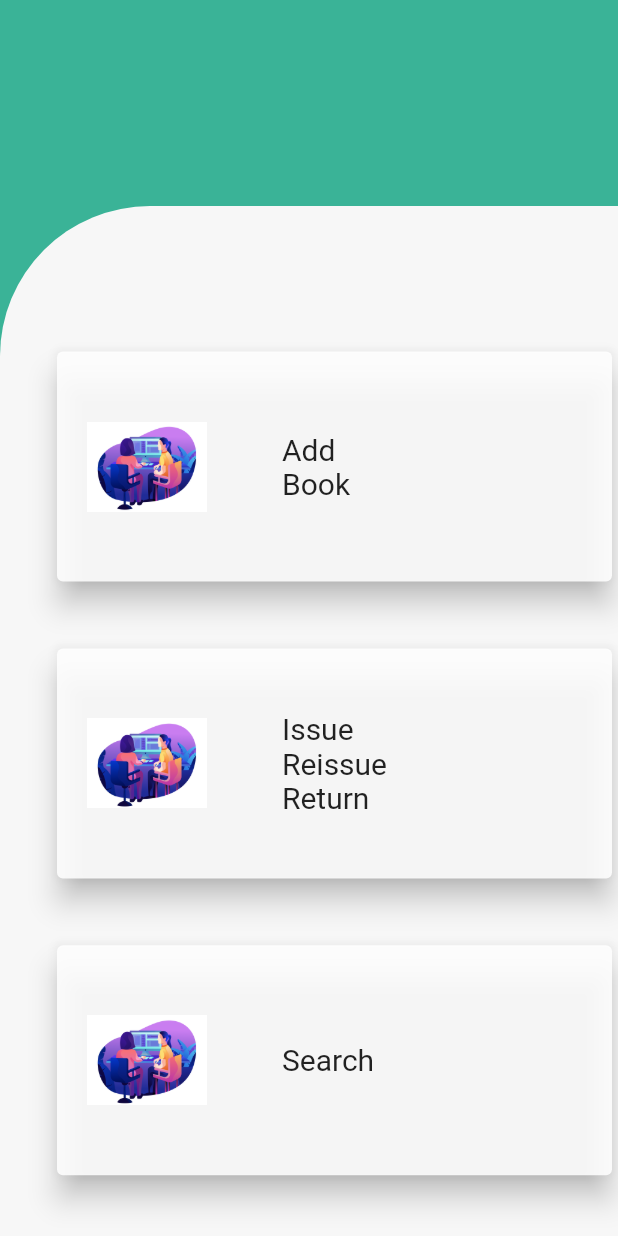
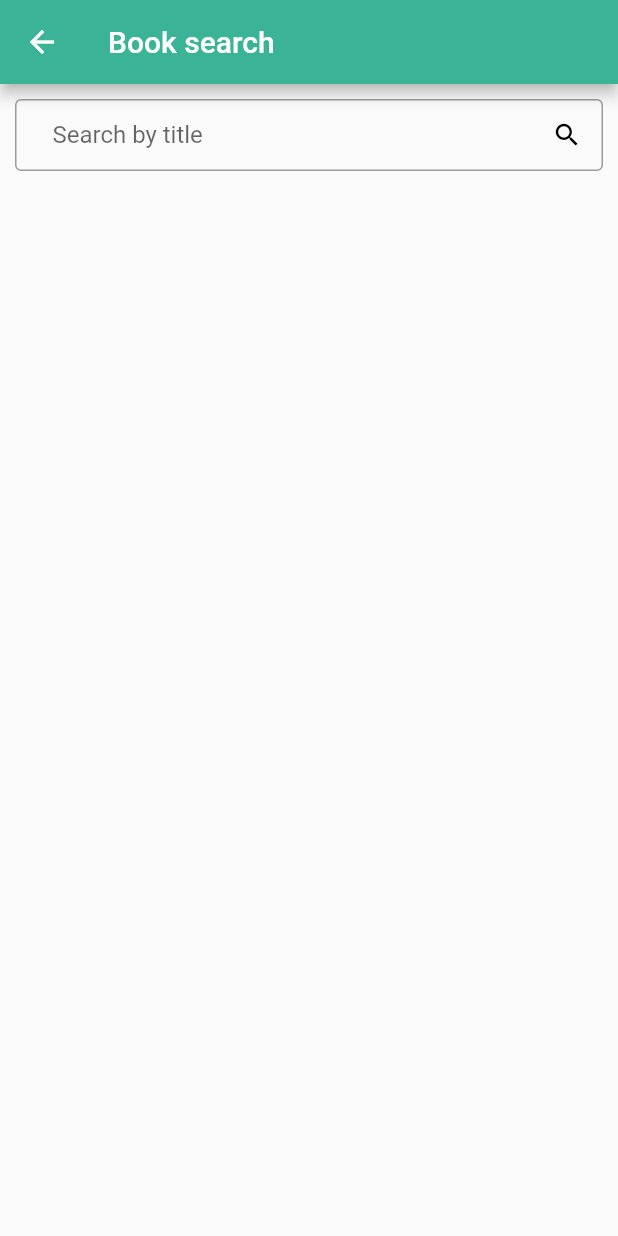
Before and after one commit to mrinal2305/Hack_2020, a Flutter app: the HomeScreen screen opened by its route, after a tap on "Search", on a phone screen of 412 x 824 dp. Run offline on Flutter 3.47's test engine with Material 2 defaults, Android fonts, the light colour scheme and no system bars; our stand-ins replace cloud_firestore, firebase_auth, flutter_speed_dial, font_awesome_flutter, modal_progress_hud; missing offline and left inert: barcode_scan; accounts and stored records are empty.

Commit message:
added search for books by title

```diff
--- a/lib/main.dart
+++ b/lib/main.dart
@@ -45,7 +45,7 @@ class MyApp extends StatelessWidget {
       theme: ThemeData(
         primarySwatch: Colors.blue,
       ),
-      initialRoute: WelcomeScreen.id,
+      initialRoute: HomeScreen.id,
       routes: {
         LoginScreen.id: (context) => LoginScreen(),
         HomeScreen.id: (context) => HomeScreen(),
@@ -53,7 +53,7 @@ class MyApp extends StatelessWidget {
         BookInput.id: (context) => BookInput(),
         IssueScreen.id: (context) => IssueScreen(),
 //        StudentInfo.id: (context) => StudentInfo(),
-//        SearchScreen.id: (context) => SearchScreen(),
+        SearchScreen.id: (context) => SearchScreen(),
         WelcomeScreen.id: (context) => WelcomeScreen(),
       },
     );
--- a/lib/screens/home_screen.dart
+++ b/lib/screens/home_screen.dart
@@ -1,5 +1,6 @@
 import 'package:flutter/cupertino.dart';
 import 'package:flutter/material.dart';
+import 'package:librarian/constants.dart';
 import 'package:librarian/screens/addScreens/add_book_screen.dart';
 import 'package:librarian/screens/issue_screen.dart';
 import 'package:librarian/screens/search_screen.dart';
@@ -13,19 +14,30 @@ class HomeScreen extends StatelessWidget {
     final data = MediaQuery.of(context);
     return SafeArea(
       child: Scaffold(
-        backgroundColor: Color(0xff3ab397),
-//        appBar: AppBar(
-//          title: Text('Home'),
-//        ),
+        backgroundColor: kPrimaryColor,
+        appBar: AppBar(
+          backgroundColor: kPrimaryColor,
+          title: Text('Home'),
+        ),
         drawer: Drawer(
           child: ListView(
             // Important: Remove any padding from the ListView.
             padding: EdgeInsets.zero,
             children: <Widget>[
               DrawerHeader(
-                child: Text('Drawer Header'),
+//                curve: Curves.easeInCubic,
                 decoration: BoxDecoration(
-                  color: Colors.blue,
+                  color: kPrimaryColor,
+                ),
+                child: Column(
+                  crossAxisAlignment: CrossAxisAlignment.start,
+                  mainAxisAlignment: MainAxisAlignment.start,
+                  children: <Widget>[
+                    Text('Drawer Header'),
+                    Flexible(
+                      child: Image.asset('images/collaboration.png'),
+                    ),
+                  ],
                 ),
               ),
               ListTile(
@@ -49,11 +61,10 @@ class HomeScreen extends StatelessWidget {
             ],
           ),
         ),
-
         body: Container(
           height: data.size.height,
           width: data.size.width,
-          margin: EdgeInsets.only(top: data.size.height / 6),
+          margin: EdgeInsets.only(top: data.size.height / 7),
           decoration: BoxDecoration(
               color: Color(0xfff7f7f7),
               borderRadius: BorderRadius.only(topLeft: Radius.circular(100))),
@@ -71,7 +82,7 @@ class HomeScreen extends StatelessWidget {
                 Navigator.pushNamed(context, IssueScreen.id);
               }, 'images/collaboration.png'),
               MyCard('Search', () {
-//                    Navigator.pushNamed(context, SearchScreen.id);
+                Navigator.pushNamed(context, SearchScreen.id);
               }, 'images/collaboration.png')
             ],
           ),
--- a/lib/screens/search_screen.dart
+++ b/lib/screens/search_screen.dart
@@ -1,153 +1,106 @@
-//import 'package:flutter/material.dart';
-//import 'package:librarian/constants.dart';
-//import 'package:firebase_database/firebase_database.dart';
-//import 'package:cloud_firestore/cloud_firestore.dart';
-//
-//class SearchScreen extends StatefulWidget {
-//  static const id = 'search_screen';
-//
-//  @override
-//  _SearchScreenState createState() => _SearchScreenState();
-//}
-//
-//class _SearchScreenState extends State<SearchScreen> {
-//  String searchQuery;
-//
-//  //FireBase related variables
-////  final db = FirebaseDatabase.instance;
-//  final databaseReference = Firestore.instance;
-//
-//  DatabaseReference bookTitleRef;
-//
-//  @override
-//  void initState() {
-//    // TODO: implement initState
-//    super.initState();
-//    bookTitleRef = FirebaseDatabase.instance.reference().child('book_title');
-//  }
-//
-//  @override
-//  Widget build(BuildContext context) {
-//    return SafeArea(
-//      child: Scaffold(
-//        backgroundColor: Color(0xfff7f7f7),
-//        appBar: AppBar(
-//          backgroundColor: Color(0xfff7f7f7),
-//          title: TextField(
-//            decoration: kTextFieldDecoration.copyWith(
-//              hintText: 'Enter book title',
-//              suffixIcon: IconButton(
-//                icon: Icon(
-//                  Icons.search,
-//                ),
-//                onPressed: () {
-//                  print(searchQuery);
-//                },
-//              ),
-//            ),
-//            onChanged: (value) {
-//              searchQuery = value;
-//            },
-//          ),
-//        ),
-//        body: ListView(
-//          children: <Widget>[
-//            LibraryBookCard(),
-//          ],
-//        ),
-//      ),
-//    );
-//  }
-//}
-//
-//class LibraryBookCard extends StatelessWidget {
-//  @override
-//  Widget build(BuildContext context) {
-//    return Container(
-//      height: 85.0,
-//      margin: EdgeInsets.all(8),
-//      child: Card(
-//        elevation: 1.0,
-//        child: GestureDetector(
-//          onTap: () {},
-//          child: Row(
-//            children: <Widget>[
-//              Image.asset(
-//                'images/collaboration.png',
-//              ),
-//              SizedBox(
-//                width: 20,
-//              ),
-//              Column(
-////                mainAxisAlignment: MainAxisAlignment.start,
-//                crossAxisAlignment: CrossAxisAlignment.start,
-//                children: <Widget>[
-//                  Text(
-//                    'Title',
-//                    style: kTitleTextStyle,
-//                  ),
-//                  Text(
-//                    'Author',
-//                  ),
-//                  Text(
-//                    'Copy Available',
-//                  ),
-//                  Text(
-//                    'Rating',
-//                  )
-//                ],
-//              ),
-//            ],
-//          ),
-//        ),
-//      ),
-//    );
-//  }
-//}
-//
-////class for holding FireBase db table BookTitle
-//class BookTitle {
-//  String title;
-//  String author;
-//  String rating;
-//  String availableCopy;
-//  String publisher;
-//  String pageCount;
-//  String totalCopy;
-//  String imgUrl;
-//  String description;
-//  String isbn;
-//
-//  BookTitle({this.title});
-//
-//  BookTitle.fromSnapShot(DataSnapshot snapshot) {
-//    author=snapshot.value[title]['author'];
-//    rating=snapshot.value[title]['averageRating'];
-//    availableCopy=snapshot.value[title]['available_copy'];
-//    publisher=snapshot.value[title]['publisher'];
-//    pageCount=snapshot.value[title]['pageCount'];
-//    totalCopy=snapshot.value[title]['total_copy'];
-//    imgUrl=snapshot.value[title]['imageLinks'];
-//    description=snapshot.value[title]['description'];
-//    isbn=snapshot.value[title]['isbn_10'];
-//  }
-//
-////  Student.fromSnapShot(DataSnapshot snapshot) {
-//////    regNo = snapshot.value;
-////    cl = snapshot.value['class'];
-////    fine = snapshot.value['fine'];
-////    name = snapshot.value['name'];
-////    roll = snapshot.value['roll'];
-////  }
-//
-////  toJson() {
-////    return {
-////      title:{
-////        'class': author,
-////        'fine': rating,
-////        'name': ,
-////        'roll': publisher,
-////      }
-////    };
-////  }
-//}
+import 'package:cloud_firestore/cloud_firestore.dart';
+import 'package:flutter/material.dart';
+import 'package:librarian/constants.dart';
+import 'package:librarian/services/firebase_helpers.dart';
+
+class SearchScreen extends StatefulWidget {
+  static const id='search_screen';
+  @override
+  _SearchScreenState createState() => new _SearchScreenState();
+}
+
+class _SearchScreenState extends State<SearchScreen> {
+  var queryResultSet = [];
+  var tempSearchStore = [];
+
+  initiateSearch(value) {
+    print('in initiatesearch $value');
+    if (value.length == 0) {
+      setState(() {
+        queryResultSet = [];
+        tempSearchStore = [];
+      });
+    }
+
+    var capitalizedValue =
+        value.substring(0, 1).toLowerCase() + value.substring(1);
+
+    if (queryResultSet.length == 0 && value.length == 1) {
+      SearchService().searchByTitle(value).then((QuerySnapshot docs) {
+        for (int i = 0; i < docs.documents.length; ++i) {
+          queryResultSet.add(docs.documents[i].data);
+        }
+      });
+    } else {
+      tempSearchStore = [];
+      queryResultSet.forEach((element) {
+        if (element['title'].startsWith(capitalizedValue)) {
+          setState(() {
+            tempSearchStore.add(element);
+          });
+        }
+      });
+    }
+  }
+
+  @override
+  Widget build(BuildContext context) {
+    return new Scaffold(
+        appBar:  AppBar(
+          backgroundColor: kPrimaryColor,
+          title: Text('Book search'),
+        ),
+        body: ListView(children: <Widget>[
+          Padding(
+            padding:  EdgeInsets.all(10.0),
+            child: TextField(
+              onChanged: (val) {
+                initiateSearch(val);
+              },
+              decoration: InputDecoration(
+                  suffixIcon: IconButton(
+                    color: Colors.black,
+                    icon: Icon(Icons.search),
+                    iconSize: 20.0,
+                    onPressed: () {
+//                      Navigator.pop(context);
+                    },
+                  ),
+                  contentPadding: EdgeInsets.only(left: 25.0),
+                  hintText: 'Search by title',
+                  border: OutlineInputBorder(
+                      borderRadius: BorderRadius.circular(4.0))),
+            ),
+          ),
+          SizedBox(height: 10.0),
+          GridView.count(
+              padding: EdgeInsets.only(left: 10.0, right: 10.0),
+              crossAxisCount: 2,
+              crossAxisSpacing: 4.0,
+              mainAxisSpacing: 4.0,
+              primary: false,
+              shrinkWrap: true,
+              children: tempSearchStore.map((element) {
+                return buildResultCard(element);
+              }).toList())
+        ]));
+  }
+}
+
+Widget buildResultCard(data) {
+  return Card(
+      shape: RoundedRectangleBorder(borderRadius: BorderRadius.circular(10.0)),
+      elevation: 2.0,
+      child: Container(
+          child: Center(
+              child: Text((data['title'])??'hello',
+                textAlign: TextAlign.center,
+                style: TextStyle(
+                  color: Colors.black,
+                  fontSize: 20.0,
+                ),
+              )
+          )
+      )
+  );
+}
```
Also changed, not shown: lib/services/firebase_helpers.dart (+11 -2 lines).
